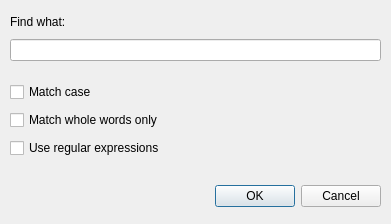
Zeex/qawno, file FindDialog.ui: the form before one commit.
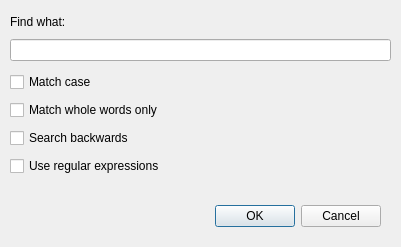
The form after the commit.

```diff
--- a/FindDialog.ui
+++ b/FindDialog.ui
@@ -6,10 +6,16 @@
    <rect>
     <x>0</x>
     <y>0</y>
-    <width>391</width>
-    <height>224</height>
+    <width>401</width>
+    <height>247</height>
    </rect>
   </property>
+  <property name="sizePolicy">
+   <sizepolicy hsizetype="Fixed" vsizetype="Fixed">
+    <horstretch>0</horstretch>
+    <verstretch>0</verstretch>
+   </sizepolicy>
+  </property>
   <property name="windowTitle">
    <string>Dialog</string>
   </property>
@@ -17,7 +23,7 @@
    <property name="geometry">
     <rect>
      <x>40</x>
-     <y>180</y>
+     <y>200</y>
      <width>341</width>
      <height>32</height>
     </rect>
@@ -29,35 +35,13 @@
     <set>QDialogButtonBox::Cancel|QDialogButtonBox::Ok</set>
    </property>
   </widget>
-  <widget class="QWidget" name="">
+  <widget class="QWidget" name="layoutWidget_2">
    <property name="geometry">
     <rect>
      <x>10</x>
-     <y>10</y>
-     <width>371</width>
-     <height>51</height>
-    </rect>
-   </property>
-   <layout class="QVBoxLayout" name="verticalLayout">
-    <item>
-     <widget class="QLabel" name="findWhatLabel">
-      <property name="text">
-       <string>Find what:</string>
-      </property>
-     </widget>
-    </item>
-    <item>
-     <widget class="QLineEdit" name="findWhatEdit"/>
-    </item>
-   </layout>
-  </widget>
-  <widget class="QWidget" name="">
-   <property name="geometry">
-    <rect>
-     <x>10</x>
-     <y>80</y>
+     <y>70</y>
      <width>195</width>
-     <height>80</height>
+     <height>108</height>
     </rect>
    </property>
    <layout class="QVBoxLayout" name="verticalLayout_2">
@@ -75,6 +59,13 @@
       </property>
      </widget>
     </item>
+    <item>
+     <widget class="QCheckBox" name="searchBackwards">
+      <property name="text">
+       <string>Search backwards</string>
+      </property>
+     </widget>
+    </item>
     <item>
      <widget class="QCheckBox" name="useRegexp">
       <property name="text">
@@ -84,6 +75,28 @@
     </item>
    </layout>
   </widget>
+  <widget class="QWidget" name="">
+   <property name="geometry">
+    <rect>
+     <x>10</x>
+     <y>10</y>
+     <width>381</width>
+     <height>51</height>
+    </rect>
+   </property>
+   <layout class="QVBoxLayout" name="verticalLayout">
+    <item>
+     <widget class="QLabel" name="findWhatLabel">
+      <property name="text">
+       <string>Find what:</string>
+      </property>
+     </widget>
+    </item>
+    <item>
+     <widget class="QLineEdit" name="findWhatEdit"/>
+    </item>
+   </layout>
+  </widget>
  </widget>
  <resources/>
  <connections>
```
